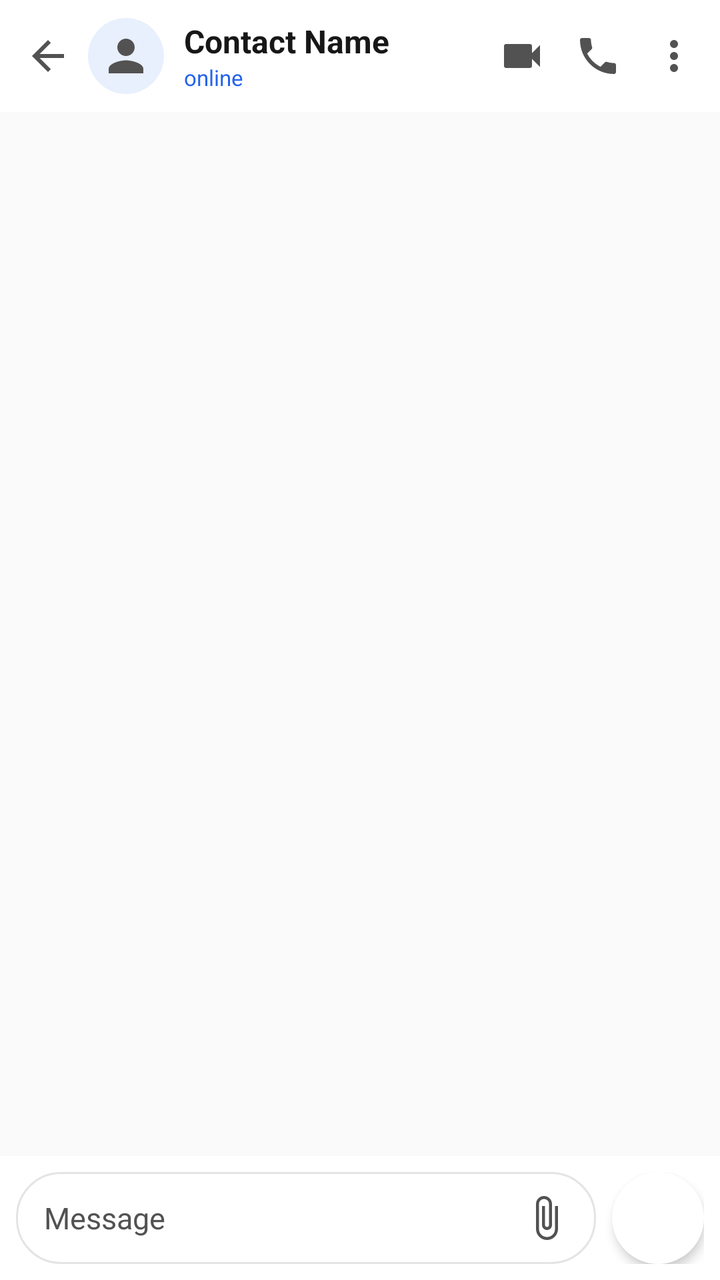
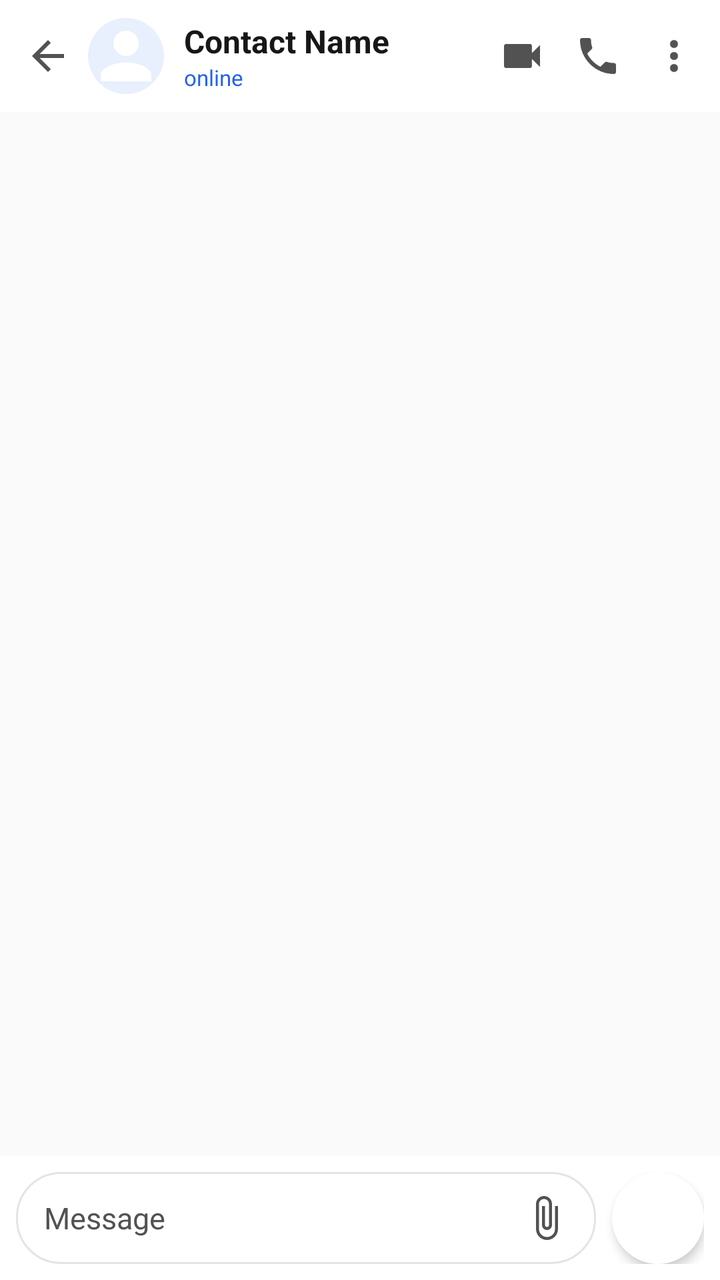

Two renders of the same Android screen: before a commit and after it. Below are the layout's source before the change and the commit's diff.
<!-- AndroidManifest.xml: activity theme Theme.Zez -->
<!-- res/layout/activity_chat.xml -->
<?xml version="1.0" encoding="utf-8"?>
<FrameLayout
    xmlns:android="http://schemas.android.com/apk/res/android"
    xmlns:app="http://schemas.android.com/apk/res-auto"
    android:layout_width="match_parent"
    android:layout_height="match_parent">

    
    <ImageView
        android:id="@+id/iv_chat_wallpaper"
        android:layout_width="match_parent"
        android:layout_height="match_parent"
        android:scaleType="centerCrop"
        android:visibility="gone" />

    
    <View
        android:id="@+id/view_chat_wallpaper_dim"
        android:layout_width="match_parent"
        android:layout_height="match_parent"
        android:background="#000000"
        android:visibility="gone" />

    <LinearLayout
        android:id="@+id/layout_chat_root"
        android:layout_width="match_parent"
        android:layout_height="match_parent"
        android:orientation="vertical"
        android:background="@drawable/bg_chat_theme_default">

    
    <FrameLayout
        android:layout_width="match_parent"
        android:layout_height="56dp"
        android:elevation="2dp">

        <LinearLayout
            android:id="@+id/layout_chat_normal_header"
            android:layout_width="match_parent"
            android:layout_height="match_parent"
            android:orientation="horizontal"
            android:gravity="center_vertical"
            android:paddingHorizontal="4dp"
            android:background="@color/theme_surface">

            <ImageButton
                android:id="@+id/btn_chat_back"
                android:layout_width="40dp"
                android:layout_height="40dp"
                android:background="?attr/selectableItemBackgroundBorderless"
                android:src="@drawable/ic_arrow_back"
                app:tint="@color/theme_icon_tint"
                android:contentDescription="Back" />

            <FrameLayout
                android:layout_width="38dp"
                android:layout_height="38dp"
                android:layout_marginEnd="10dp">

                <ImageView
                    android:id="@+id/iv_chat_header_avatar"
                    android:layout_width="match_parent"
                    android:layout_height="match_parent"
                    android:scaleType="centerCrop"
                    android:src="@drawable/ic_person"
                    app:tint="@color/theme_text_secondary"
                    android:background="@drawable/bg_circle_glass"
                    android:padding="6dp" />

                <TextView
                    android:id="@+id/tv_chat_header_initials"
                    android:layout_width="match_parent"
                    android:layout_height="match_parent"
                    android:gravity="center"
                    android:textColor="@android:color/white"
                    android:textSize="14sp"
                    android:textStyle="bold"
                    android:visibility="gone" />
            </FrameLayout>

            <LinearLayout
                android:layout_width="0dp"
                android:layout_height="wrap_content"
                android:layout_weight="1"
                android:orientation="vertical">

                <TextView
                    android:id="@+id/tv_chat_header_name"
                    android:layout_width="wrap_content"
                    android:layout_height="wrap_content"
                    android:text="Contact Name"
                    android:textSize="16sp"
                    android:textStyle="bold"
                    android:maxLines="1"
                    android:ellipsize="end"
                    android:textColor="@color/theme_text_primary" />

                <TextView
                    android:id="@+id/tv_chat_header_status"
                    android:layout_width="wrap_content"
                    android:layout_height="wrap_content"
                    android:text="online"
                    android:textSize="11sp"
                    android:maxLines="1"
                    android:ellipsize="end"
                    android:textColor="@color/primary" />
            </LinearLayout>

            
            <LinearLayout
                android:id="@+id/btn_chat_mode_toggle"
                android:layout_width="wrap_content"
                android:layout_height="32dp"
                android:layout_marginEnd="6dp"
                android:orientation="horizontal"
                android:gravity="center_vertical"
                android:background="@drawable/bg_mode_toggle_normal"
                android:paddingHorizontal="10dp"
                android:clickable="true"
                android:focusable="true"
                android:visibility="gone">

                <ImageView
                    android:id="@+id/iv_mode_icon"
                    android:layout_width="16dp"
                    android:layout_height="16dp"
                    android:src="@drawable/ic_shield_check"
                    app:tint="#22C55E" />

                <TextView
                    android:id="@+id/tv_mode_label"
                    android:layout_width="wrap_content"
                    android:layout_height="wrap_content"
                    android:layout_marginStart="4dp"
                    android:text="Normal"
                    android:textSize="11sp"
                    android:textStyle="bold"
                    android:textColor="#22C55E" />
            </LinearLayout>

            <ImageButton
                android:id="@+id/btn_chat_videocall"
                android:layout_width="38dp"
                android:layout_height="38dp"
                android:background="?attr/selectableItemBackgroundBorderless"
                android:src="@drawable/ic_videocall"
                app:tint="@color/theme_icon_tint"
                android:contentDescription="Video Call" />

            <ImageButton
                android:id="@+id/btn_chat_audiocall"
                android:layout_width="38dp"
                android:layout_height="38dp"
                android:background="?attr/selectableItemBackgroundBorderless"
                android:src="@drawable/ic_call"
                app:tint="@color/theme_icon_tint"
                android:contentDescription="Audio Call" />

            <ImageButton
                android:id="@+id/btn_chat_more"
                android:layout_width="38dp"
                android:layout_height="38dp"
                android:background="?attr/selectableItemBackgroundBorderless"
                android:src="@drawable/ic_more_vert"
                app:tint="@color/theme_icon_tint"
                android:contentDescription="Options" />
        </LinearLayout>

        
        <LinearLayout
            android:id="@+id/layout_chat_selection_bar"
            android:layout_width="match_parent"
            android:layout_height="match_parent"
            android:orientation="horizontal"
            android:gravity="center_vertical"
            android:paddingHorizontal="4dp"
            android:background="@color/theme_surface"
            android:visibility="gone">

            <ImageButton
                android:id="@+id/btn_selection_close"
                android:layout_width="40dp"
                android:layout_height="40dp"
                android:background="?attr/selectableItemBackgroundBorderless"
                android:src="@drawable/ic_arrow_back"
                app:tint="@color/theme_icon_tint"
                android:contentDescription="Close Selection" />

            <TextView
                android:id="@+id/tv_selection_count"
                android:layout_width="0dp"
                android:layout_height="wrap_content"
                android:layout_weight="1"
                android:layout_marginStart="8dp"
                android:text="1"
                android:textSize="18sp"
                android:textStyle="bold"
                android:textColor="@color/theme_text_primary" />

            <ImageButton
                android:id="@+id/btn_selection_reply"
                android:layout_width="38dp"
                android:layout_height="38dp"
                android:background="?attr/selectableItemBackgroundBorderless"
                android:src="@drawable/ic_reply"
                app:tint="@color/theme_icon_tint"
                android:contentDescription="Reply" />

            <ImageButton
                android:id="@+id/btn_selection_star"
                android:layout_width="38dp"
                android:layout_height="38dp"
                android:background="?attr/selectableItemBackgroundBorderless"
                android:src="@drawable/ic_star_filled"
                app:tint="@color/theme_icon_tint"
                android:contentDescription="Star" />

            <ImageButton
                android:id="@+id/btn_selection_delete"
                android:layout_width="38dp"
                android:layout_height="38dp"
                android:background="?attr/selectableItemBackgroundBorderless"
                android:src="@drawable/ic_delete"
                app:tint="@color/theme_icon_tint"
                android:contentDescription="Delete" />

            <ImageButton
                android:id="@+id/btn_selection_forward"
                android:layout_width="38dp"
                android:layout_height="38dp"
                android:background="?attr/selectableItemBackgroundBorderless"
                android:src="@drawable/ic_forward"
                app:tint="@color/theme_icon_tint"
                android:contentDescription="Forward" />

            <ImageButton
                android:id="@+id/btn_selection_more"
                android:layout_width="38dp"
                android:layout_height="38dp"
                android:background="?attr/selectableItemBackgroundBorderless"
                android:src="@drawable/ic_more_vert"
                app:tint="@color/theme_icon_tint"
                android:contentDescription="More Options" />
        </LinearLayout>

        
        <LinearLayout
            android:id="@+id/layout_chat_search_bar"
            android:layout_width="match_parent"
            android:layout_height="match_parent"
            android:orientation="horizontal"
            android:gravity="center_vertical"
            android:paddingHorizontal="4dp"
            android:background="@color/theme_surface"
            android:visibility="gone">

            <ImageButton
                android:id="@+id/btn_search_back"
                android:layout_width="40dp"
                android:layout_height="40dp"
                android:background="?attr/selectableItemBackgroundBorderless"
                android:src="@drawable/ic_arrow_back"
                app:tint="@color/theme_icon_tint"
                android:contentDescription="Close Search" />

            <EditText
                android:id="@+id/et_chat_search_query"
                android:layout_width="0dp"
                android:layout_height="match_parent"
                android:layout_weight="1"
                android:background="@null"
                android:hint="Search..."
                android:textSize="15sp"
                android:singleLine="true"
                android:imeOptions="actionSearch"
                android:inputType="text"
                android:paddingStart="8dp"
                android:textColor="@color/theme_text_primary"
                android:textColorHint="@color/theme_text_muted" />

            <TextView
                android:id="@+id/tv_search_match_count"
                android:layout_width="wrap_content"
                android:layout_height="wrap_content"
                android:layout_marginEnd="6dp"
                android:textSize="12sp"
                android:textColor="@color/theme_text_secondary"
                android:text="" />

            <ImageButton
                android:id="@+id/btn_search_prev"
                android:layout_width="36dp"
                android:layout_height="36dp"
                android:background="?attr/selectableItemBackgroundBorderless"
                android:src="@drawable/ic_chevron_up"
                app:tint="@color/theme_icon_tint"
                android:contentDescription="Previous Result" />

            <ImageButton
                android:id="@+id/btn_search_next"
                android:layout_width="36dp"
                android:layout_height="36dp"
                android:background="?attr/selectableItemBackgroundBorderless"
                android:src="@drawable/ic_chevron_down"
                app:tint="@color/theme_icon_tint"
                android:contentDescription="Next Result" />

            <ImageButton
                android:id="@+id/btn_search_clear"
                android:layout_width="36dp"
                android:layout_height="36dp"
                android:background="?attr/selectableItemBackgroundBorderless"
                android:src="@drawable/ic_close"
                app:tint="@color/theme_icon_tint"
                android:contentDescription="Clear Query" />
        </LinearLayout>
    </FrameLayout>

    
    <LinearLayout
        android:id="@+id/layout_secret_mode_banner"
        android:layout_width="match_parent"
        android:layout_height="wrap_content"
        android:orientation="horizontal"
        android:gravity="center_vertical"
        android:paddingHorizontal="12dp"
        android:paddingVertical="6dp"
        android:background="#20A855F7"
        android:visibility="gone">

        <ImageView
            android:layout_width="16dp"
            android:layout_height="16dp"
            android:src="@drawable/ic_incognito"
            app:tint="#A855F7" />

        <TextView
            android:layout_width="0dp"
            android:layout_height="wrap_content"
            android:layout_weight="1"
            android:layout_marginStart="8dp"
            android:text="Secret Mode Active • Messages disappear when leaving chat"
            android:textSize="11sp"
            android:textColor="#D8B4FE" />

        <TextView
            android:id="@+id/btn_exit_secret_mode"
            android:layout_width="wrap_content"
            android:layout_height="wrap_content"
            android:text="Turn Off"
            android:textSize="11sp"
            android:textStyle="bold"
            android:textColor="#C084FC"
            android:paddingHorizontal="6dp"
            android:paddingVertical="2dp" />
    </LinearLayout>

    
    <androidx.recyclerview.widget.RecyclerView
        android:id="@+id/recycler_chat_messages"
        android:layout_width="match_parent"
        android:layout_height="0dp"
        android:layout_weight="1"
        android:clipToPadding="false"
        android:paddingVertical="8dp" />

    
    <LinearLayout
        android:id="@+id/layout_reply_preview"
        android:layout_width="match_parent"
        android:layout_height="wrap_content"
        android:orientation="horizontal"
        android:background="@drawable/bg_reply_preview"
        android:paddingStart="12dp"
        android:paddingEnd="8dp"
        android:paddingVertical="8dp"
        android:layout_marginHorizontal="8dp"
        android:layout_marginBottom="4dp"
        android:gravity="center_vertical"
        android:visibility="gone">

        <View
            android:layout_width="4dp"
            android:layout_height="match_parent"
            android:background="#22C55E"
            android:layout_marginEnd="8dp" />

        <LinearLayout
            android:layout_width="0dp"
            android:layout_height="wrap_content"
            android:layout_weight="1"
            android:orientation="vertical">

            <TextView
                android:id="@+id/tv_reply_preview_sender"
                android:layout_width="wrap_content"
                android:layout_height="wrap_content"
                android:text="Reply to"
                android:textSize="12sp"
                android:textStyle="bold"
                android:textColor="#22C55E" />

            <TextView
                android:id="@+id/tv_reply_preview_text"
                android:layout_width="wrap_content"
                android:layout_height="wrap_content"
                android:text="Quoted message snippet"
                android:textSize="13sp"
                android:textColor="@color/theme_text_secondary"
                android:maxLines="2"
                android:ellipsize="end" />
        </LinearLayout>

        <ImageView
            android:id="@+id/iv_reply_preview_image"
            android:layout_width="40dp"
            android:layout_height="40dp"
            android:layout_marginEnd="8dp"
            android:scaleType="centerCrop"
            android:background="@drawable/bg_pill_badge"
            android:visibility="gone" />

        <ImageButton
            android:id="@+id/btn_cancel_reply"
            android:layout_width="32dp"
            android:layout_height="32dp"
            android:background="?attr/selectableItemBackgroundBorderless"
            android:src="@drawable/ic_close"
            app:tint="@color/theme_icon_tint"
            android:contentDescription="Cancel reply" />
    </LinearLayout>

    
    <LinearLayout
        android:layout_width="match_parent"
        android:layout_height="wrap_content"
        android:orientation="horizontal"
        android:gravity="center_vertical"
        android:padding="8dp"
        android:background="@color/theme_surface">

        <LinearLayout
            android:layout_width="0dp"
            android:layout_height="wrap_content"
            android:layout_weight="1"
            android:orientation="horizontal"
            android:gravity="center_vertical"
            android:background="@drawable/bg_search_input"
            android:paddingStart="14dp"
            android:paddingEnd="6dp"
            android:paddingVertical="4dp"
            android:layout_marginEnd="8dp">

            <EditText
                android:id="@+id/et_chat_message_input"
                android:layout_width="0dp"
                android:layout_height="wrap_content"
                android:layout_weight="1"
                android:background="@null"
                android:hint="Message"
                android:textColorHint="@color/theme_text_secondary"
                android:textColor="@color/theme_text_primary"
                android:textSize="15sp"
                android:maxLines="5"
                android:inputType="textMultiLine|textCapSentences" />

            <ImageButton
                android:id="@+id/btn_chat_attach"
                android:layout_width="38dp"
                android:layout_height="38dp"
                android:background="?attr/selectableItemBackgroundBorderless"
                android:src="@drawable/ic_attach_file"
                app:tint="@color/theme_icon_tint"
                android:contentDescription="Attach file" />
        </LinearLayout>

        
        <FrameLayout
            android:id="@+id/btn_chat_send_container"
            android:layout_width="46dp"
            android:layout_height="46dp"
            android:background="@drawable/bg_chat_send_button"
            android:elevation="3dp"
            android:clickable="true"
            android:focusable="true">

            <ImageView
                android:id="@+id/btn_chat_send"
                android:layout_width="22dp"
                android:layout_height="22dp"
                android:layout_gravity="center"
                android:src="@drawable/ic_send"
                app:tint="@android:color/white"
                android:contentDescription="Send" />

            <ProgressBar
                android:id="@+id/pb_chat_sending"
                android:layout_width="22dp"
                android:layout_height="22dp"
                android:layout_gravity="center"
                android:indeterminateTint="@android:color/white"
                android:visibility="gone" />
        </FrameLayout>

    </LinearLayout>

</LinearLayout>
</FrameLayout>
<!-- resources referenced by this layout -->
<resources>
  <color name="primary">#2563EB</color>
  <color name="theme_icon_tint">#525252</color>
  <color name="theme_surface">#FFFFFF</color>
  <color name="theme_text_muted">#737373</color>
  <color name="theme_text_primary">#171717</color>
  <color name="theme_text_secondary">#525252</color>
  <!-- drawable bg_chat_theme_default (drawable) -->
  <?xml version="1.0" encoding="utf-8"?>
  <shape xmlns:android="http://schemas.android.com/apk/res/android">
      <solid android:color="@color/theme_background" />
  </shape>
  <!-- drawable bg_circle_glass (drawable) -->
  <?xml version="1.0" encoding="utf-8"?>
  <shape xmlns:android="http://schemas.android.com/apk/res/android"
      android:shape="oval">
      <solid android:color="#1A2563EB" />
  </shape>
  <!-- drawable bg_pill_badge (drawable) -->
  <?xml version="1.0" encoding="utf-8"?>
  <shape xmlns:android="http://schemas.android.com/apk/res/android"
      android:shape="rectangle">
      <solid android:color="@color/theme_card_border" />
      <corners android:radius="100dp" />
  </shape>
  <!-- drawable bg_reply_preview (drawable) -->
  <?xml version="1.0" encoding="utf-8"?>
  <shape xmlns:android="http://schemas.android.com/apk/res/android"
      android:shape="rectangle">
      <solid android:color="@color/theme_surface" />
      <corners android:radius="8dp" />
      <stroke android:width="1dp" android:color="@color/theme_card_border" />
  </shape>
  <!-- drawable bg_search_input (drawable) -->
  <?xml version="1.0" encoding="utf-8"?>
  <shape xmlns:android="http://schemas.android.com/apk/res/android"
      android:shape="rectangle">
      <corners android:radius="22dp" />
      <solid android:color="@color/theme_surface" />
      <stroke
          android:width="1dp"
          android:color="@color/theme_card_border" />
  </shape>
  <!-- drawable ic_chevron_down (drawable) -->
  <vector xmlns:android="http://schemas.android.com/apk/res/android"
      android:width="24dp"
      android:height="24dp"
      android:viewportWidth="24"
      android:viewportHeight="24">
    <path
        android:fillColor="@android:color/white"
        android:pathData="M7.41,8.59L12,13.17l4.59,-4.58L18,10l-6,6 -6,-6z"/>
  </vector>
  <!-- drawable ic_chevron_up (drawable) -->
  <vector xmlns:android="http://schemas.android.com/apk/res/android"
      android:width="24dp"
      android:height="24dp"
      android:viewportWidth="24"
      android:viewportHeight="24">
    <path
        android:fillColor="@android:color/white"
        android:pathData="M7.41,15.41L12,10.83l4.59,4.58L18,14l-6,-6 -6,6z"/>
  </vector>
  <!-- drawable ic_forward (drawable) -->
  <vector xmlns:android="http://schemas.android.com/apk/res/android"
      android:width="24dp"
      android:height="24dp"
      android:viewportWidth="24"
      android:viewportHeight="24">
      <path
          android:fillColor="#FFFFFFFF"
          android:pathData="M12,8V4l8,8 -8,8v-4H4V8z"/>
  </vector>
  <!-- drawable ic_reply (drawable) -->
  <vector xmlns:android="http://schemas.android.com/apk/res/android"
      android:width="24dp"
      android:height="24dp"
      android:viewportWidth="24"
      android:viewportHeight="24">
    <path
        android:fillColor="#FFFFFFFF"
        android:pathData="M10,9V5l-7,7 7,7v-4.1c5,0 8.5,1.6 11,5.1 -1,-5 -4,-10 -11,-11z"/>
  </vector>
  <!-- drawable ic_send (drawable) -->
  <vector xmlns:android="http://schemas.android.com/apk/res/android"
      android:width="24dp"
      android:height="24dp"
      android:viewportWidth="24"
      android:viewportHeight="24">
    <path
        android:fillColor="@android:color/white"
        android:pathData="M2.01,21L23,12 2.01,3 2,10l15,2 -15,2z"/>
  </vector>
  <color name="theme_background">#FAFAFA</color>
  <color name="theme_card_border">#E4E4E7</color>
  <color name="primary_dark">#1D4ED8</color>
  <color name="accent">#3B82F6</color>
  <!-- unchanged entries left out for length: 14 -->
</resources>

<!-- the commit's change to res/layout/activity_chat.xml (unified diff, before → after) -->
@@ -63,9 +63,8 @@
                     android:layout_height="match_parent"
                     android:scaleType="centerCrop"
                     android:src="@drawable/ic_person"
-                    app:tint="@color/theme_text_secondary"
                     android:background="@drawable/bg_circle_glass"
-                    android:padding="6dp" />
+                    android:padding="0dp" />
 
                 <TextView
                     android:id="@+id/tv_chat_header_initials"
